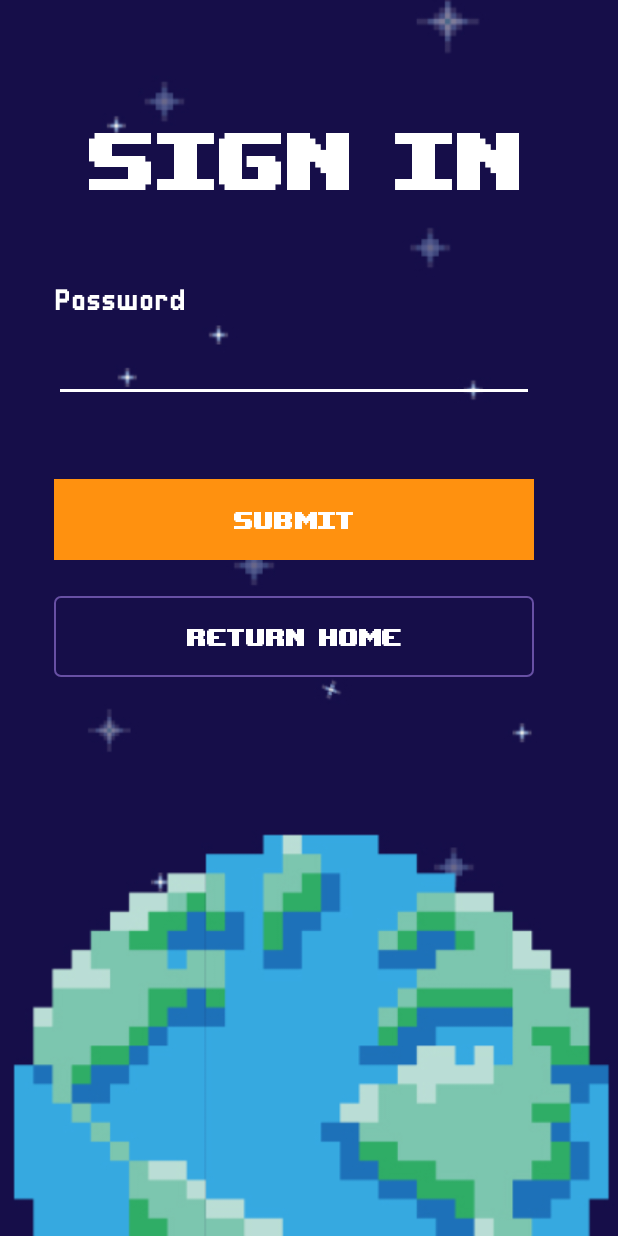
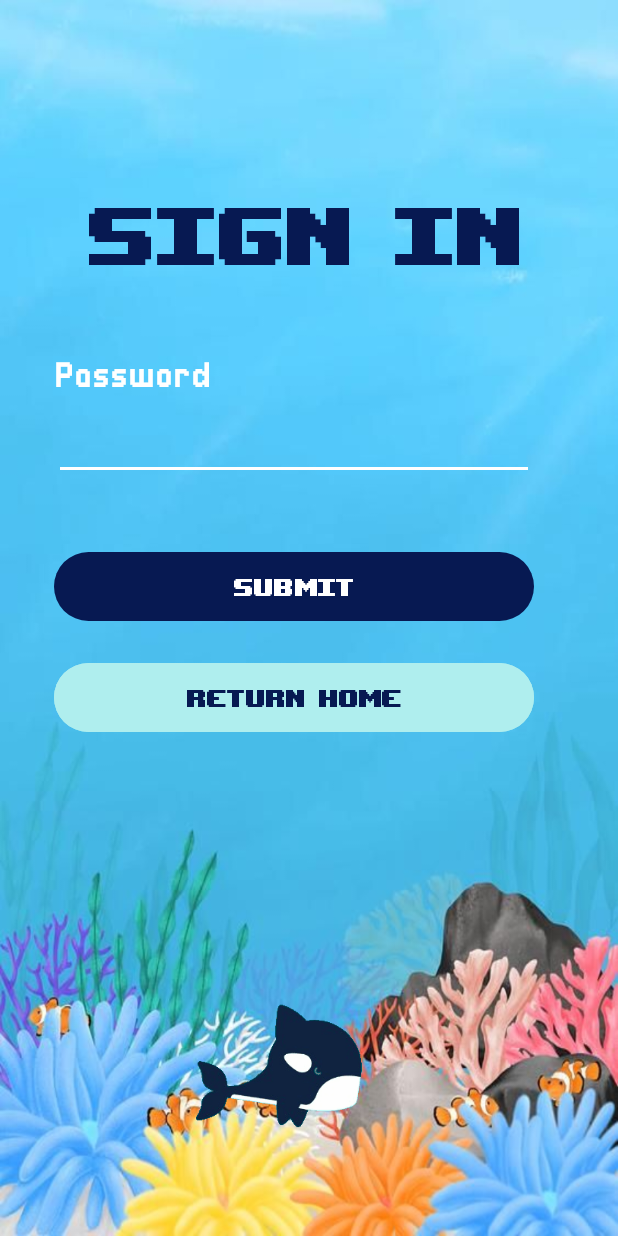
Before and after one commit to HaHasTeam/MiniGamePassmon, an Android app: the SigninActivity screen opened directly, with no data from a screen before it, on a phone screen of 412 x 824 dp. Run offline under Robolectric (Android 15) with nearby library versions, the phone set to English and light mode, and no system bars.

Commit message:
handle signin and signup

```diff
--- a/app/build.gradle.kts
+++ b/app/build.gradle.kts
@@ -39,4 +39,5 @@ dependencies {
     testImplementation("junit:junit:4.13.2")
     androidTestImplementation("androidx.test.ext:junit:1.1.5")
     androidTestImplementation("androidx.test.espresso:espresso-core:3.5.1")
+    implementation("pl.droidsonroids.gif:android-gif-drawable:1.2.25")
 }
--- a/app/src/main/java/com/example/labgame/GlobalClass.java
+++ b/app/src/main/java/com/example/labgame/GlobalClass.java
@@ -11,9 +11,7 @@ public class GlobalClass {
     private GlobalClass() {
         if (accountArrayList == null) {
             accountArrayList = new ArrayList<>();
-            accountArrayList.add(new Account("Jun", "123456", 100));
-            accountArrayList.add(new Account("Alex", "888888", 150));
-            accountArrayList.add(new Account("Chip", "162534", 200));
+            accountArrayList.add(new Account("Sample", "12345678", 100));
         }
         if (currentUser == null){
             currentUser = new Account();
--- a/app/src/main/java/com/example/labgame/SignupActivity.java
+++ b/app/src/main/java/com/example/labgame/SignupActivity.java
@@ -79,6 +79,7 @@ public class SignupActivity extends AppCompatActivity implements View.OnClickLis
 
         Intent resultIntent = new Intent();
         resultIntent.putExtra("ListAccount", accountArrayList);
+        Toast.makeText(this, "Register successfully", Toast.LENGTH_LONG).show();
         setResult(RESULT_OK, resultIntent);
         finish();
     }
--- a/app/src/main/res/layout/activity_signin.xml
+++ b/app/src/main/res/layout/activity_signin.xml
@@ -4,18 +4,17 @@
     xmlns:tools="http://schemas.android.com/tools"
     android:layout_width="match_parent"
     android:layout_height="match_parent"
-    android:background="@drawable/signinscreen">
-
+    android:background="@drawable/signupscreen">
 
     <TextView
         android:id="@+id/txtSignIn"
         android:layout_width="293dp"
         android:layout_height="70dp"
-        android:layout_marginTop="70dp"
+        android:layout_marginTop="120dp"
         android:fontFamily="@font/upheavtt"
+        android:text="SIGN IN"
+        android:textColor="#071952"
         android:textFontWeight="400"
-        android:text="SIGN IN"
-        android:textColor="@color/white"
         android:textSize="75dp"
         app:layout_constraintEnd_toEndOf="parent"
         app:layout_constraintStart_toStartOf="parent"
@@ -26,12 +25,12 @@
         android:id="@+id/txtPassword"
         android:layout_width="wrap_content"
         android:layout_height="wrap_content"
-        android:layout_marginStart="35.99dp"
-        android:layout_marginTop="51dp"
+        android:layout_marginStart="36dp"
+        android:layout_marginTop="50dp"
         android:fontFamily="@font/pixellari"
         android:text="Password"
         android:textColor="@color/white"
-        android:textSize="20dp"
+        android:textSize="24sp"
         app:layout_constraintStart_toStartOf="parent"
         app:layout_constraintTop_toBottomOf="@+id/txtSignIn" />
 
@@ -42,51 +41,60 @@
         android:layout_marginTop="8dp"
         android:backgroundTint="@color/white"
         android:ems="10"
+        android:fontFamily="@font/pixellari"
         android:inputType="textPassword"
         android:text=""
+        android:textSize="20sp"
         android:textColor="@color/white"
-        android:fontFamily="@font/pixellari"
         app:layout_constraintStart_toStartOf="@+id/txtPassword"
         app:layout_constraintTop_toBottomOf="@+id/txtPassword"
         tools:ignore="MissingConstraints" />
+
+    <TextView
+        android:id="@+id/txtIncorrectPassword"
+        android:layout_width="wrap_content"
+        android:layout_height="wrap_content"
+        android:layout_marginTop="15dp"
+        android:fontFamily="@font/pixellari"
+        android:text=""
+        android:textColor="#FF0000"
+        android:textSize="18dp"
+        app:layout_constraintStart_toStartOf="@+id/etPassword"
+        app:layout_constraintTop_toBottomOf="@+id/etPassword"/>
 
     <Button
         android:id="@+id/btnSignIn"
         android:layout_width="320dp"
         android:layout_height="54dp"
-        android:layout_marginTop="51dp"
-        android:background="#FF910F"
-        app:backgroundTint="#FF910F"
+        android:layout_marginTop="10dp"
         android:fontFamily="@font/upheavtt"
         android:text="Submit"
         android:textColor="#FFFFFF"
         android:textSize="22dp"
-        app:layout_constraintStart_toStartOf="@+id/etPassword"
-        app:layout_constraintTop_toBottomOf="@+id/etPassword" />
+        app:backgroundTint="#071952"
+        app:layout_constraintStart_toStartOf="@+id/txtIncorrectPassword"
+        app:layout_constraintTop_toBottomOf="@+id/txtIncorrectPassword" />
 
     <Button
         android:id="@+id/btnHome"
         android:layout_width="320dp"
         android:layout_height="54dp"
-        android:layout_marginTop="24dp"
-        android:background="@drawable/button_border"
+        android:layout_marginTop="20dp"
+        android:backgroundTint="#AFEEEE"
         android:fontFamily="@font/upheavtt"
         android:text="RETURN HOME"
         android:textSize="22dp"
-        android:backgroundTint="@color/white"
+        android:textColor="#071952"
         app:layout_constraintStart_toStartOf="@+id/btnSignIn"
         app:layout_constraintTop_toBottomOf="@+id/btnSignIn" />
-
-    <TextView
-        android:id="@+id/txtIncorrectPassword"
+    <pl.droidsonroids.gif.GifImageView
         android:layout_width="wrap_content"
-        android:layout_height="wrap_content"
-        android:layout_marginTop="8dp"
-        android:text=""
-        android:textColor="#FF0000"
-        android:textSize="18dp"
-        android:fontFamily="@font/pixellari"
+        android:layout_height="100dp"
+        android:layout_marginBottom="70dp"
+        android:src="@drawable/signscreengif"
+        tools:ignore="MissingClass"
+        app:layout_constraintBottom_toBottomOf="parent"
         app:layout_constraintEnd_toEndOf="parent"
         app:layout_constraintStart_toStartOf="parent"
-        app:layout_constraintTop_toBottomOf="@+id/etPassword" />
+        app:layout_constraintHorizontal_bias="0.5"/>
 </androidx.constraintlayout.widget.ConstraintLayout>
```
Also changed, not shown: app/src/main/res/layout/activity_signup.xml (+19 -7 lines), app/src/main/res/drawable/signinscreen.jpg, app/src/main/res/drawable/signscreengif.gif (added), app/src/main/res/drawable/signupscreen.jpg.
